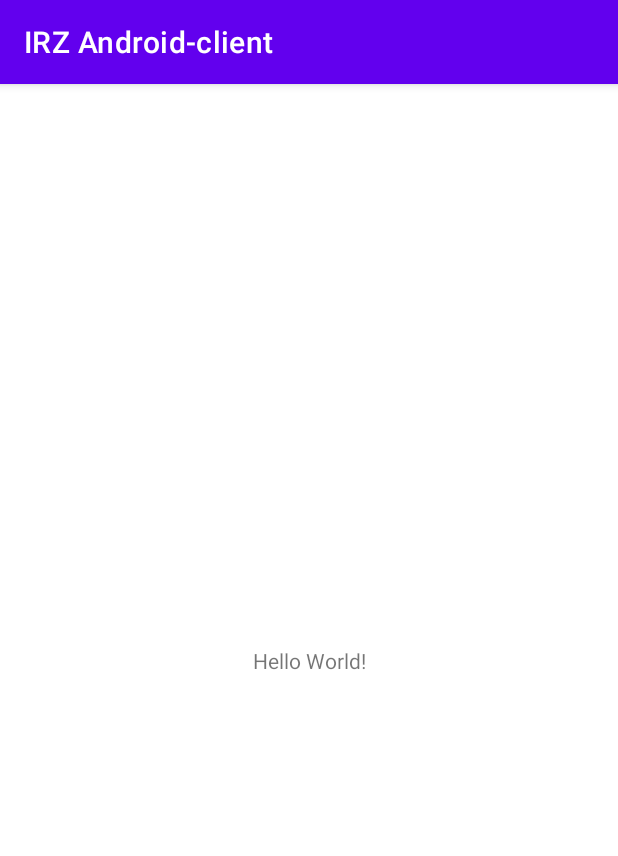
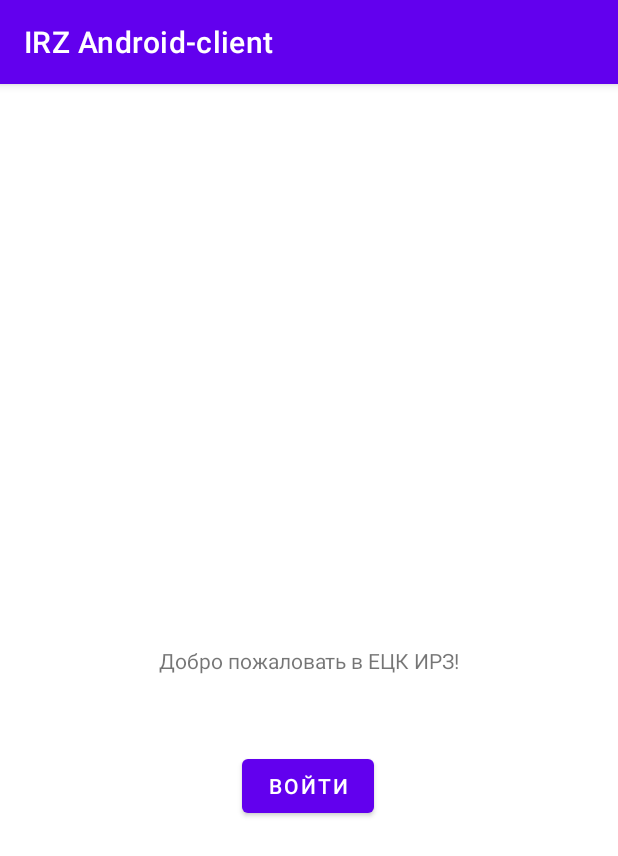
Before and after one commit to Avtomatoy/IRZ-android-client, an Android app: the screen it shows after launch (MainActivity), on a phone screen of 412 x 824 dp. Shown: the top 856 px of the screen. Run offline under Robolectric (Android 15) with nearby library versions, the phone set to English and light mode, and no system bars.

Commit message:
client refactoring, base auth activity

```diff
--- a/app/src/main/AndroidManifest.xml
+++ b/app/src/main/AndroidManifest.xml
@@ -3,8 +3,6 @@
     xmlns:tools="http://schemas.android.com/tools">
 
     <uses-permission android:name="android.permission.INTERNET" />
-<!--    <uses-permission android:name="android.permission.ACCESS_NETWORK_STATE" />-->
-
     <application
         android:allowBackup="true"
         android:dataExtractionRules="@xml/data_extraction_rules"
@@ -23,6 +21,7 @@
                 <category android:name="android.intent.category.LAUNCHER" />
             </intent-filter>
         </activity>
+        <activity android:name=".activity.AuthActivity" />
     </application>
 
 </manifest>
--- a/app/src/main/java/ru/avtomaton/irz/app/MainActivity.kt
+++ b/app/src/main/java/ru/avtomaton/irz/app/MainActivity.kt
@@ -1,21 +1,36 @@
 package ru.avtomaton.irz.app
 
+import android.content.Intent
 import androidx.appcompat.app.AppCompatActivity
 import android.os.Bundle
-import ru.avtomaton.irz.app.client.IrzClient
-import ru.avtomaton.irz.app.client.infra.CredentialsHolder
+import android.util.Log
+import android.widget.Button
+import android.widget.Toast
+import ru.avtomaton.irz.app.activity.AuthActivity
 
 /**
  * @author Anton Akkuzin
  */
 class MainActivity : AppCompatActivity() {
+
+    private val tag : String = "[Main]"
+
     override fun onCreate(savedInstanceState: Bundle?) {
         super.onCreate(savedInstanceState)
         setContentView(R.layout.activity_main)
 
-        val irzClient = IrzClient(
-            "http://10.0.2.2:5249/api/",
-            CredentialsHolder("user@example.com", "string")
-        )
+        findViewById<Button>(R.id.auth_btn).setOnClickListener {
+            Log.i(tag, "Auth btn pressed")
+            Toast.makeText(this, "Переходим к авторизации...", Toast.LENGTH_SHORT).show()
+            startActivity(Intent(this, AuthActivity::class.java))
+        }
+
+        Log.i(tag, "onCreate()")
     }
+
+    override fun onResume() {
+        super.onResume()
+        Log.i(tag, "onResume()")
+    }
+
 }
--- a/app/src/main/java/ru/avtomaton/irz/app/client/api/auth/models/AuthResponse.kt
+++ b/app/src/main/java/ru/avtomaton/irz/app/client/api/auth/models/JwtTokens.kt
@@ -5,7 +5,7 @@ import com.google.gson.annotations.SerializedName
 /**
  * @author Anton Akkuzin
  */
-data class AuthResponse(
+data class JwtTokens(
     @SerializedName("jwt") val jwtToken : String,
     @SerializedName("refreshToken") val refreshToken: String
 )
--- a/app/src/main/res/layout/activity_main.xml
+++ b/app/src/main/res/layout/activity_main.xml
@@ -7,12 +7,23 @@
     tools:context=".MainActivity">
 
     <TextView
+        android:id="@+id/welcome_screen"
         android:layout_width="wrap_content"
         android:layout_height="wrap_content"
-        android:text="Hello World!"
+        android:text="@string/welcome_message"
         app:layout_constraintBottom_toBottomOf="parent"
         app:layout_constraintEnd_toEndOf="parent"
         app:layout_constraintStart_toStartOf="parent"
         app:layout_constraintTop_toTopOf="parent" />
 
+    <Button
+        android:id="@+id/auth_btn"
+        android:layout_width="wrap_content"
+        android:layout_height="wrap_content"
+        android:layout_marginTop="50dp"
+        android:text="@string/auth_btn_message"
+        app:layout_constraintEnd_toEndOf="parent"
+        app:layout_constraintHorizontal_bias="0.498"
+        app:layout_constraintStart_toStartOf="parent"
+        app:layout_constraintTop_toBottomOf="@+id/welcome_screen" />
 </androidx.constraintlayout.widget.ConstraintLayout>
--- a/app/src/main/res/values/strings.xml
+++ b/app/src/main/res/values/strings.xml
@@ -1,3 +1,8 @@
 <resources>
     <string name="app_name">IRZ Android-client</string>
+    <string name="welcome_message">Добро пожаловать в ЕЦК ИРЗ!</string>
+    <string name="auth_btn_message">Войти</string>
+    <string name="auth_textview_message">Вход</string>
+    <string name="auth_email_hint">petrov@irz.ru</string>
+    <string name="auth_password_hint">Пароль</string>
 </resources>
```
Also changed, not shown: app/src/main/java/ru/avtomaton/irz/app/activity/AuthActivity.kt (added, +84 -0 lines), app/src/main/java/ru/avtomaton/irz/app/client/IrzClient.kt (+7 -45 lines), app/src/main/java/ru/avtomaton/irz/app/client/IrzClientOld.kt (added, +76 -0 lines), app/src/main/java/ru/avtomaton/irz/app/client/api/auth/AuthApi.kt (+10 -2 lines), app/src/main/java/ru/avtomaton/irz/app/client/api/auth/models/ChangePasswordBody.kt (added, +11 -0 lines), app/src/main/java/ru/avtomaton/irz/app/client/infra/CredentialsHolder.kt (+4 -4 lines), app/src/main/res/layout/activity_auth.xml (added, +50 -0 lines).
